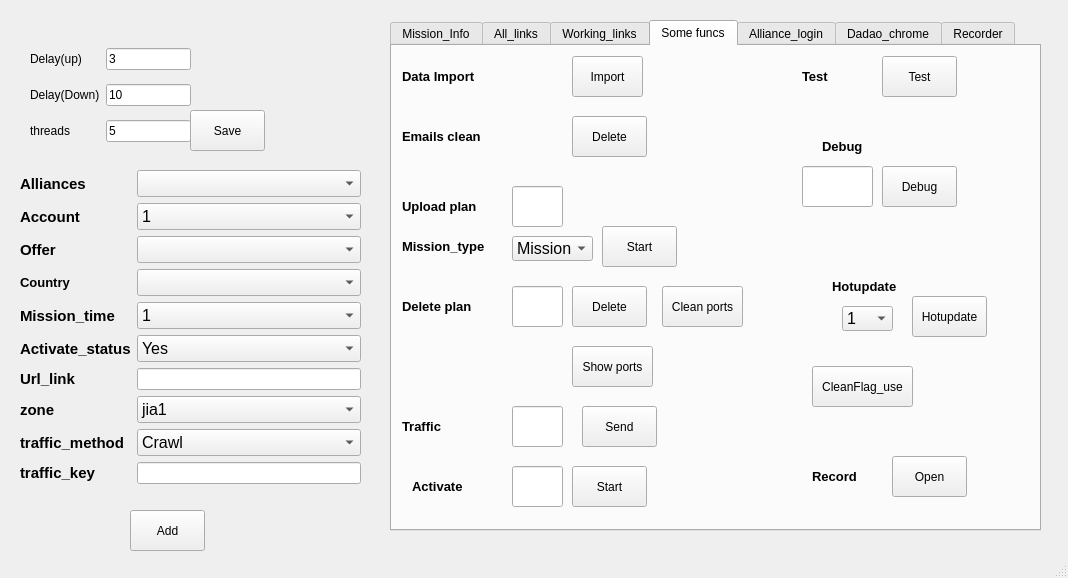
Before: the Qt Designer form ui/test.ui in FuckBrains/src, drawn with Qt 5.
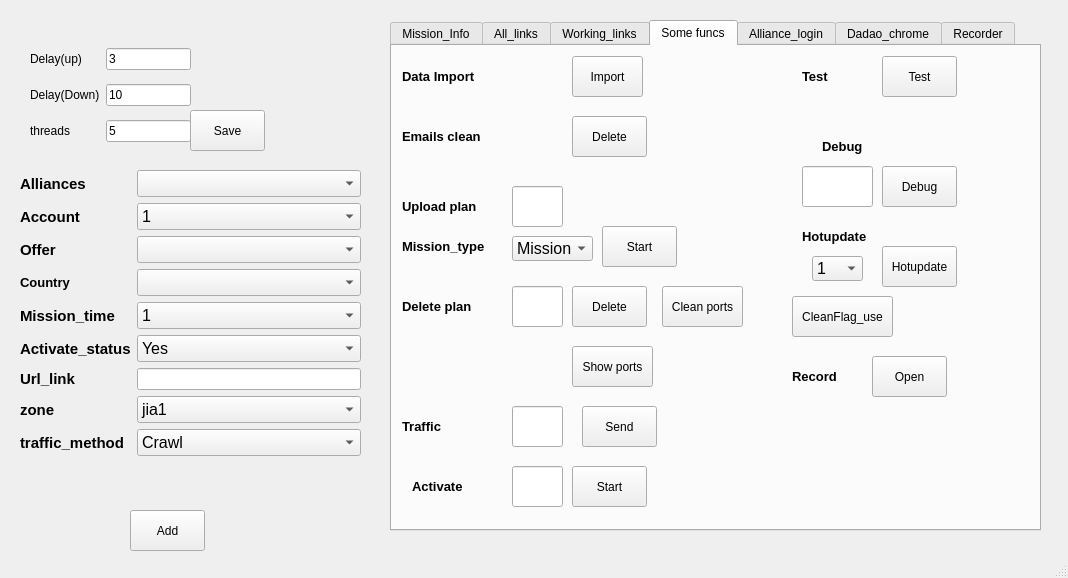
After: the same form once the commit is applied. The open tabs and pages were chosen to show the change.

```diff
--- a/ui/test.ui
+++ b/ui/test.ui
@@ -433,8 +433,8 @@
      <widget class="QLabel" name="label_19">
       <property name="geometry">
        <rect>
-        <x>440</x>
-        <y>230</y>
+        <x>410</x>
+        <y>180</y>
         <width>111</width>
         <height>21</height>
        </rect>
@@ -453,8 +453,8 @@
      <widget class="QComboBox" name="comboBox10">
       <property name="geometry">
        <rect>
-        <x>450</x>
-        <y>260</y>
+        <x>420</x>
+        <y>210</y>
         <width>51</width>
         <height>25</height>
        </rect>
@@ -568,8 +568,8 @@
      <widget class="QPushButton" name="pushButton15">
       <property name="geometry">
        <rect>
-        <x>520</x>
-        <y>250</y>
+        <x>490</x>
+        <y>200</y>
         <width>75</width>
         <height>41</height>
        </rect>
@@ -808,8 +808,8 @@
      <widget class="QPushButton" name="pushButton21">
       <property name="geometry">
        <rect>
-        <x>420</x>
-        <y>320</y>
+        <x>400</x>
+        <y>250</y>
         <width>101</width>
         <height>41</height>
        </rect>
@@ -834,8 +834,8 @@
      <widget class="QLabel" name="label_53">
       <property name="geometry">
        <rect>
-        <x>420</x>
-        <y>420</y>
+        <x>400</x>
+        <y>320</y>
         <width>61</width>
         <height>21</height>
        </rect>
@@ -854,8 +854,8 @@
      <widget class="QPushButton" name="pushButton36">
       <property name="geometry">
        <rect>
-        <x>500</x>
-        <y>410</y>
+        <x>480</x>
+        <y>310</y>
         <width>75</width>
         <height>41</height>
        </rect>
@@ -2796,6 +2796,32 @@
          <string>Yes</string>
         </property>
        </widget>
+       <widget class="QLineEdit" name="lineEdit33">
+        <property name="geometry">
+         <rect>
+          <x>380</x>
+          <y>190</y>
+          <width>161</width>
+          <height>21</height>
+         </rect>
+        </property>
+        <property name="text">
+         <string/>
+        </property>
+       </widget>
+       <widget class="QPushButton" name="pushButton41">
+        <property name="geometry">
+         <rect>
+          <x>260</x>
+          <y>180</y>
+          <width>91</width>
+          <height>41</height>
+         </rect>
+        </property>
+        <property name="text">
+         <string>Add traffic_key</string>
+        </property>
+       </widget>
       </widget>
      </widget>
      <widget class="QPushButton" name="pushButton25">
@@ -3514,27 +3540,6 @@
        </item>
       </widget>
      </item>
-     <item row="11" column="0">
-      <widget class="QLabel" name="label_32">
-       <property name="font">
-        <font>
-         <pointsize>11</pointsize>
-         <weight>75</weight>
-         <bold>true</bold>
-        </font>
-       </property>
-       <property name="text">
-        <string>traffic_key</string>
-       </property>
-      </widget>
-     </item>
-     <item row="11" column="1">
-      <widget class="QLineEdit" name="lineEdit33">
-       <property name="text">
-        <string/>
-       </property>
-      </widget>
-     </item>
     </layout>
    </widget>
   </widget>
```
Left out of the diff: 2 changed lines with no effect on the pictures.
